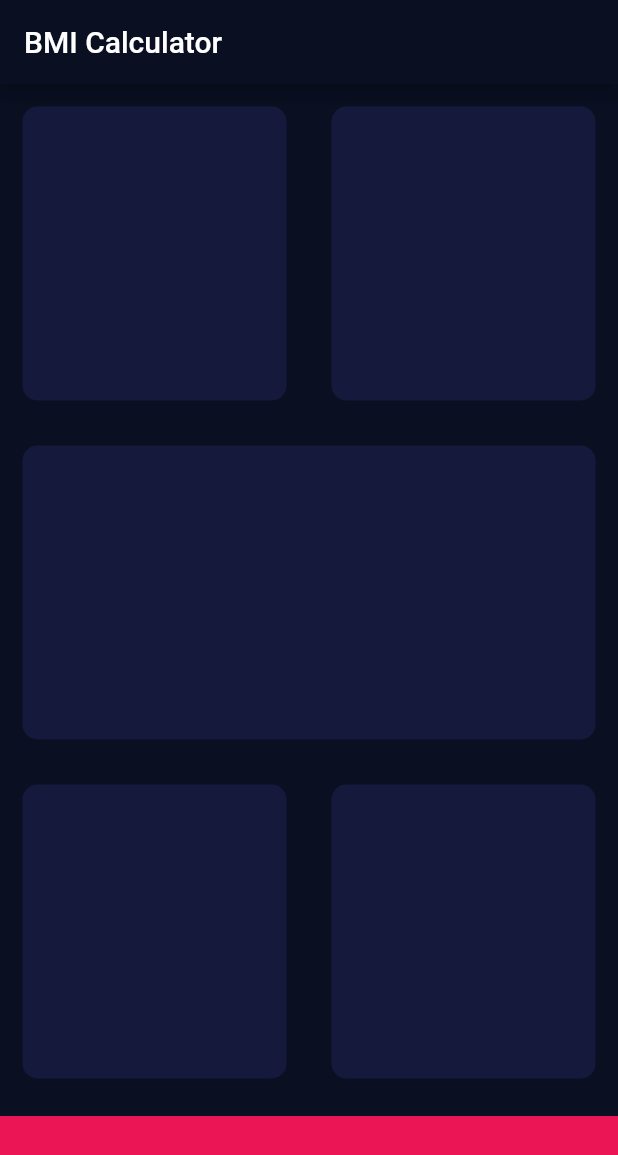
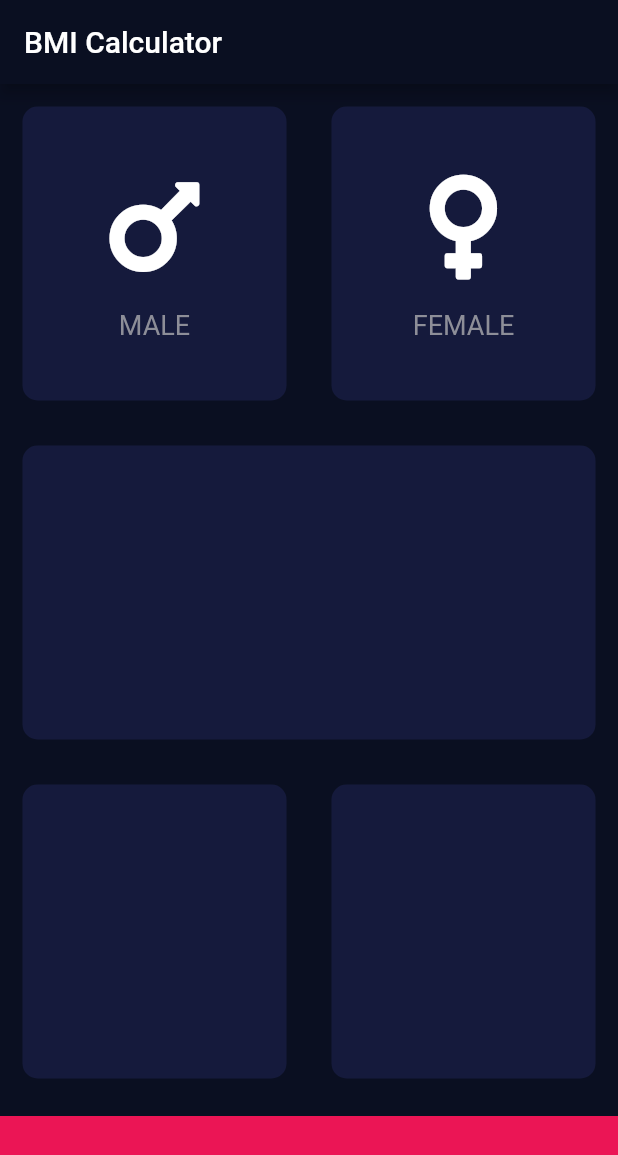
Before and after one commit to d2416/bmi-calculator-app, a Flutter app: the screen it shows after launch, on a phone screen of 412 x 824 dp. Shown: the top 1155 px of the screen. Run offline on Flutter 3.47's test engine with Material 2 defaults, Android fonts, the phone set to English and light mode, and no system bars; our stand-ins replace font_awesome_flutter.

Commit message:
add content on the top of the app

```diff
--- /dev/null
+++ b/lib/gender_content.dart
@@ -0,0 +1,33 @@
+import 'package:flutter/material.dart';
+
+const labelTextStyle = TextStyle(
+  color: Color(0xFF8D8E98),
+  fontSize: 18.0,
+);
+
+class GenderCard extends StatelessWidget {
+  GenderCard({@required this.icon, this.label});
+
+  final IconData icon;
+  final String label;
+
+  @override
+  Widget build(BuildContext context) {
+    return Column(
+      mainAxisAlignment: MainAxisAlignment.center,
+      children: [
+        Icon(
+          icon,
+          size: 80.0,
+        ),
+        SizedBox(
+          height: 15.0,
+        ),
+        Text(
+          label,
+          style: labelTextStyle,
+        )
+      ],
+    );
+  }
+}
--- a/lib/input_page.dart
+++ b/lib/input_page.dart
@@ -1,4 +1,7 @@
 import 'package:flutter/material.dart';
+import 'package:font_awesome_flutter/font_awesome_flutter.dart';
+import 'gender_content.dart';
+import 'reusable_card.dart';
 
 const bottomContainerHeight = 80.0;
 const bottomContainerColor = Color(0xFFEB1555);
@@ -22,25 +25,43 @@ class _InputPageState extends State<InputPage> {
             child: Row(
               children: [
                 Expanded(
-                  child: ReusableCard(color: activeCardColor),
+                  child: ReusableCard(
+                    color: activeCardColor,
+                    cardChild: GenderCard(
+                      icon: FontAwesomeIcons.mars,
+                      label: 'MALE',
+                    ),
+                  ),
                 ),
                 Expanded(
-                  child: ReusableCard(color: activeCardColor),
+                  child: ReusableCard(
+                    color: activeCardColor,
+                    cardChild: GenderCard(
+                      icon: FontAwesomeIcons.venus,
+                      label: 'FEMALE',
+                    ),
+                  ),
                 ),
               ],
             ),
           ),
           Expanded(
-            child: ReusableCard(color: activeCardColor),
+            child: ReusableCard(
+              color: activeCardColor,
+            ),
           ),
           Expanded(
             child: Row(
               children: [
                 Expanded(
-                  child: ReusableCard(color: activeCardColor),
+                  child: ReusableCard(
+                    color: activeCardColor,
+                  ),
                 ),
                 Expanded(
-                  child: ReusableCard(color: activeCardColor),
+                  child: ReusableCard(
+                    color: activeCardColor,
+                  ),
                 ),
               ],
             ),
@@ -56,24 +77,3 @@ class _InputPageState extends State<InputPage> {
     );
   }
 }
-
-class ReusableCard extends StatelessWidget {
-  ReusableCard({@required this.color, this.cardChild});
-
-  final Color color;
-  final Widget cardChild;
-
-  @override
-  Widget build(BuildContext context) {
-    return Container(
-      child: cardChild,
-      margin: EdgeInsets.all(15.0),
-      decoration: BoxDecoration(
-        color: color,
-        borderRadius: BorderRadius.circular(10.0),
-      ),
-    );
-  }
-}
-
-// #282B4E
--- /dev/null
+++ b/lib/reusable_card.dart
@@ -0,0 +1,20 @@
+import 'package:flutter/material.dart';
+
+class ReusableCard extends StatelessWidget {
+  ReusableCard({@required this.color, this.cardChild});
+
+  final Color color;
+  final Widget cardChild;
+
+  @override
+  Widget build(BuildContext context) {
+    return Container(
+      child: cardChild,
+      margin: EdgeInsets.all(15.0),
+      decoration: BoxDecoration(
+        color: color,
+        borderRadius: BorderRadius.circular(10.0),
+      ),
+    );
+  }
+}
--- a/pubspec.yaml
+++ b/pubspec.yaml
@@ -13,6 +13,7 @@ dependencies:
     sdk: flutter
 
   cupertino_icons: ^1.0.0
+  font_awesome_flutter: ^8.11.0
 
 dev_dependencies:
   flutter_test:
```
Also changed, not shown: pubspec.lock, 1 other file.
